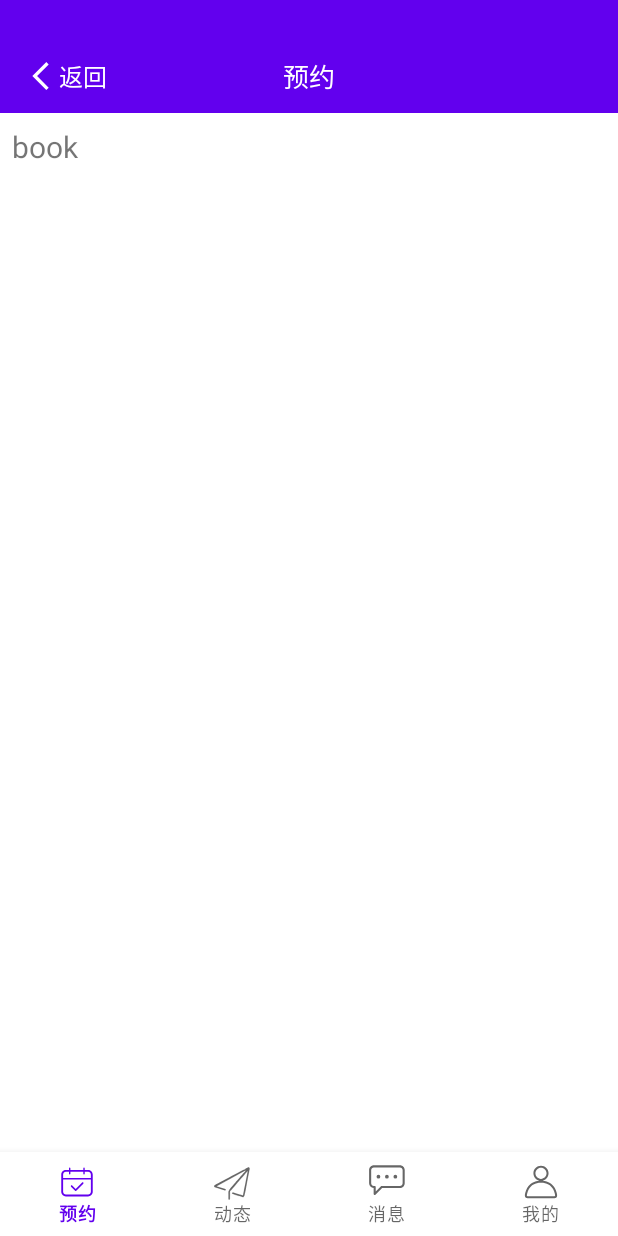
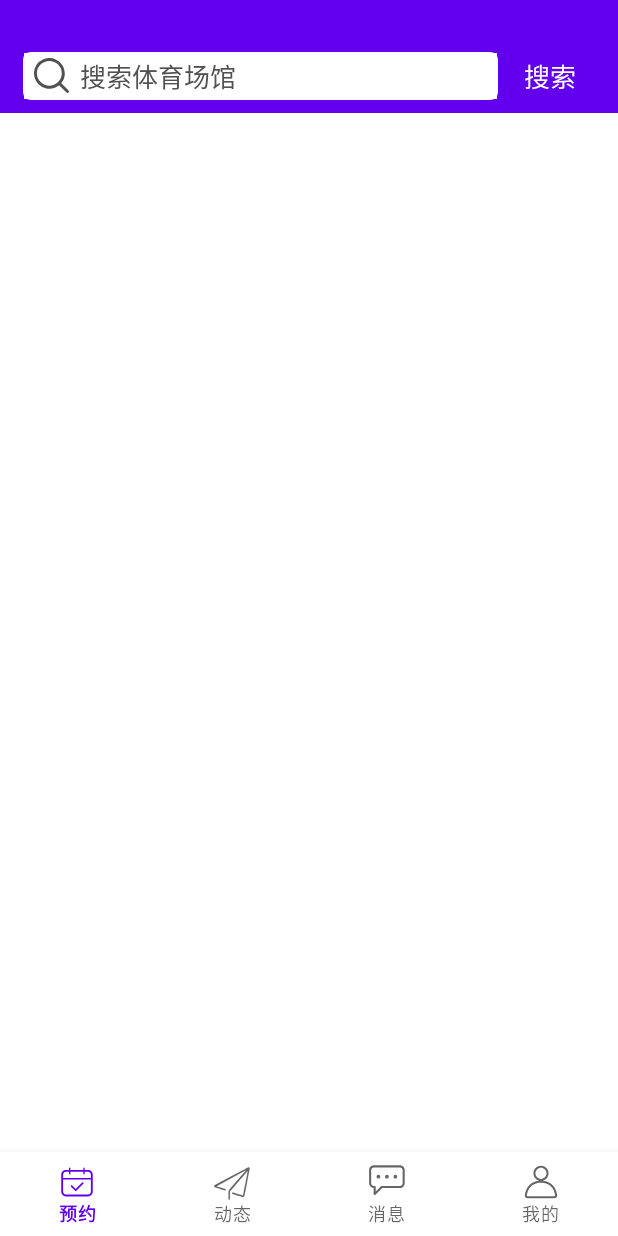
Before and after one commit to hestyle/book_stadium_online_app, an Android app: the BookFragment screen opened directly, with no data from a screen before it, on a phone screen of 412 x 824 dp. Run offline under Robolectric (Android 15) with nearby library versions, the phone set to English and light mode, and no system bars; our stand-ins replace navigation-ui.

Commit message:
feat：完成“预约”页面search navigation bar的绘制

```diff
--- a/app/src/main/java/cn/edu/hestyle/bookstadiumonline/ui/book/BookFragment.java
+++ b/app/src/main/java/cn/edu/hestyle/bookstadiumonline/ui/book/BookFragment.java
@@ -15,10 +15,8 @@ public class BookFragment extends Fragment {
     public View onCreateView(@NonNull LayoutInflater inflater,
                              ViewGroup container, Bundle savedInstanceState) {
         View root = inflater.inflate(R.layout.fragment_book, container, false);
-        TextView textView = root.findViewById(R.id.text_book);
-        textView.setText("book");
         TextView titleTextView = root.findViewById(R.id.titleTextView);
-        titleTextView.setText("预约");
+        titleTextView.setText("搜索体育场馆");
         return root;
     }
 }
--- /dev/null
+++ b/app/src/main/res/drawable/border_search.xml
@@ -0,0 +1,18 @@
+<?xml version="1.0" encoding="utf-8"?>
+<layer-list xmlns:android="http://schemas.android.com/apk/res/android" >
+    <!-- This is the main color -->
+    <item>
+        <shape>
+            <!-- 边框颜色 -->
+            <solid android:color="@color/white"/>
+            <!-- 给View的圆角 -->
+            <corners android:radius="5dp"/>
+        </shape>
+    </item>
+    <item android:top="1dp" android:bottom="1dp" android:left="1dp" android:right="1dp">
+        <shape>
+            <!-- View填充颜色 -->
+            <solid android:color="@color/white" />
+        </shape>
+    </item>
+</layer-list>
--- /dev/null
+++ b/app/src/main/res/drawable/ic_search.xml
@@ -0,0 +1,4 @@
+<vector android:height="20dp" android:viewportHeight="1024"
+    android:viewportWidth="1024" android:width="20dp" xmlns:android="http://schemas.android.com/apk/res/android">
+    <path android:fillColor="#515151" android:pathData="M131.41,765.72a448.75,448.75 0,0 0,492.19 96.1,442.97 442.97,0 0,0 110.74,-67.43L951.28,1011.45a41.96,41.96 0,0 0,30.15 12.3,42.45 42.45,0 0,0 42.57,-42.57 42.33,42.33 0,0 0,-12.3 -30.15L794.39,734.22A448.88,448.88 0,0 0,861.33 273.9,448.88 448.88,0 0,0 273.9,35.31 448.26,448.26 0,0 0,0 448.63a447.28,447.28 0,0 0,131.41 317.09zM85.27,448.63A363.36,363.36 0,1 1,448.63 812.11,363.6 363.6,0 0,1 85.27,448.63z"/>
+</vector>
--- a/app/src/main/res/layout/fragment_book.xml
+++ b/app/src/main/res/layout/fragment_book.xml
@@ -6,7 +6,7 @@
     android:layout_height="match_parent"
     tools:context=".ui.book.BookFragment">
 
-    <include layout="@layout/include_back_navigation_bar"/>
+    <include layout="@layout/include_search_navigation_bar"/>
 
     <TextView
         android:id="@+id/text_book"
--- /dev/null
+++ b/app/src/main/res/layout/include_search_navigation_bar.xml
@@ -0,0 +1,51 @@
+<?xml version="1.0" encoding="utf-8"?>
+<androidx.constraintlayout.widget.ConstraintLayout xmlns:android="http://schemas.android.com/apk/res/android"
+    xmlns:app="http://schemas.android.com/apk/res-auto"
+    xmlns:tools="http://schemas.android.com/tools"
+    android:id="@+id/search_navigation_bar"
+    android:layout_width="match_parent"
+    android:layout_height="75dp"
+    android:background="@color/purple_500"
+    android:paddingTop="25dp">
+
+    <TextView
+        android:id="@+id/titleTextView"
+        android:layout_width="0dp"
+        android:layout_height="32dp"
+        android:layout_marginLeft="15dp"
+        android:layout_marginRight="80dp"
+        app:layout_constraintBottom_toBottomOf="parent"
+        app:layout_constraintEnd_toEndOf="parent"
+        app:layout_constraintStart_toStartOf="parent"
+        app:layout_constraintTop_toTopOf="parent"
+        android:background="@drawable/border_search"
+        android:gravity="center_vertical"
+        android:paddingLeft="38dp"
+        android:text="标题"
+        android:textSize="17sp"
+        android:textColor="#515151" />
+
+    <ImageView
+        android:id="@+id/imageView2"
+        android:layout_width="23dp"
+        android:layout_height="23dp"
+        android:layout_marginLeft="7.5dp"
+        app:layout_constraintStart_toStartOf="@+id/titleTextView"
+        app:layout_constraintBottom_toBottomOf="parent"
+        app:layout_constraintTop_toTopOf="parent"
+        android:src="@drawable/ic_search" />
+
+    <TextView
+        android:id="@+id/searchTextView"
+        android:layout_width="50dp"
+        android:layout_height="wrap_content"
+        app:layout_constraintBaseline_toBaselineOf="@+id/titleTextView"
+        app:layout_constraintStart_toEndOf="@+id/titleTextView"
+        android:gravity="center"
+        android:layout_marginLeft="10dp"
+        android:text="搜索"
+        android:textSize="17sp"
+        android:textColor="@color/white"/>
+
+
+</androidx.constraintlayout.widget.ConstraintLayout>
```
